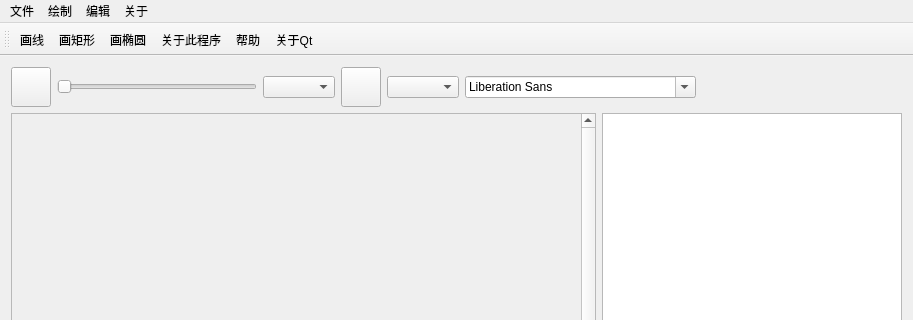
First picture: the form in src/View/mainwindow.ui, repository RayeRen/MiniPhotoShop, before the edit; both pictures show x 0 to 913 and y 0 to 320 of the 913 by 721 pixel window.
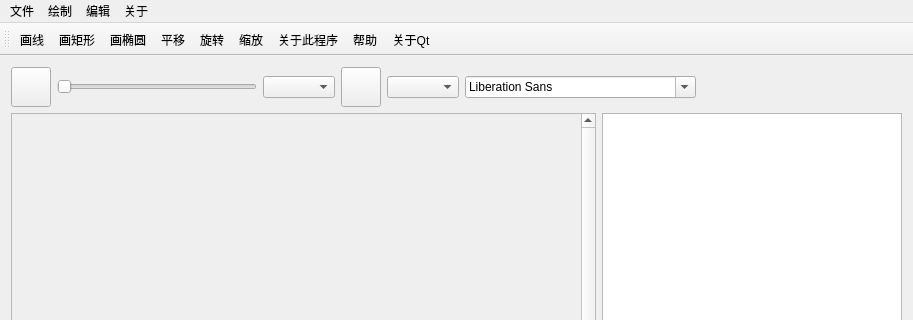
Second picture: the form after the edit. Icons and pictures are not drawn. Custom widgets are drawn as their Qt base class.

```diff
--- a/src/View/mainwindow.ui
+++ b/src/View/mainwindow.ui
@@ -246,6 +246,9 @@
    <addaction name="action_drawLine"/>
    <addaction name="action_drawRect"/>
    <addaction name="action_drawEllipse"/>
+   <addaction name="action_trans"/>
+   <addaction name="action_rotate"/>
+   <addaction name="action_scale"/>
    <addaction name="action_aboutPro"/>
    <addaction name="action_help"/>
    <addaction name="action_aboutQt"/>
```
Left out of the diff: 12 changed lines with no effect on the pictures.
